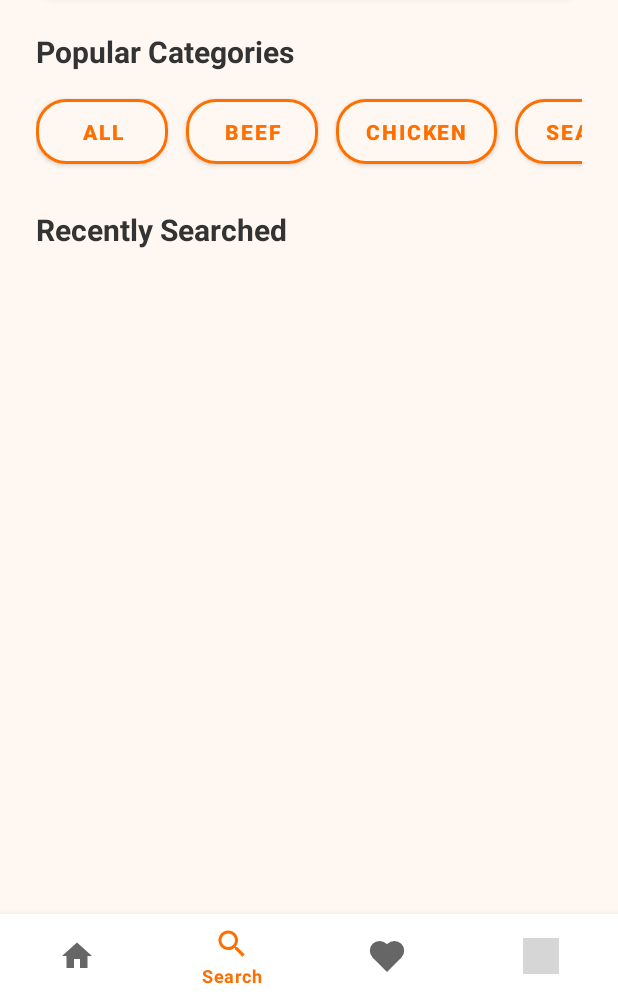
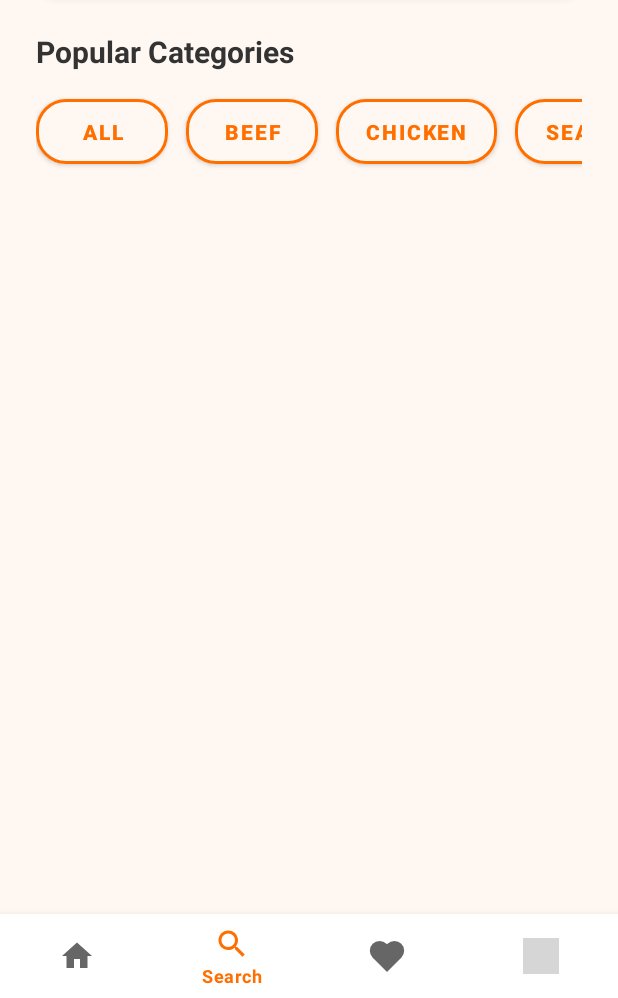
Before and after one commit to shahdhassan4601/recipe-app-kotlin, an Android app: the SearchFragment screen opened through its navigation route, on a phone screen of 412 x 824 dp, the part 238-1236 px from its top. Run offline under Robolectric (Android 15) with nearby library versions, the light colour scheme and no system bars; our stand-ins replace navigation-ui; pictures from the network do not load; grey boxes are pictures that could not be loaded.

Commit message:
last change at search fragment

```diff
--- a/app/src/main/res/layout/fragment_search.xml
+++ b/app/src/main/res/layout/fragment_search.xml
@@ -133,15 +133,15 @@
 
 
                 <!-- عنوان البحث الحديث -->
-                <TextView
-                    android:id="@+id/recentSearchesTitleTextView"
-                    android:layout_width="match_parent"
-                    android:layout_height="wrap_content"
-                    android:text="Recently Searched"
-                    android:textColor="@color/charcoal_gray"
-                    android:textSize="20sp"
-                    android:textStyle="bold"
-                    android:layout_marginBottom="12dp" />
+<!--                <TextView-->
+<!--                    android:id="@+id/recentSearchesTitleTextView"-->
+<!--                    android:layout_width="match_parent"-->
+<!--                    android:layout_height="wrap_content"-->
+<!--                    android:text="Frequently Searched"-->
+<!--                    android:textColor="@color/charcoal_gray"-->
+<!--                    android:textSize="20sp"-->
+<!--                    android:textStyle="bold"-->
+<!--                    android:layout_marginBottom="12dp" />-->
 
 
 
```
